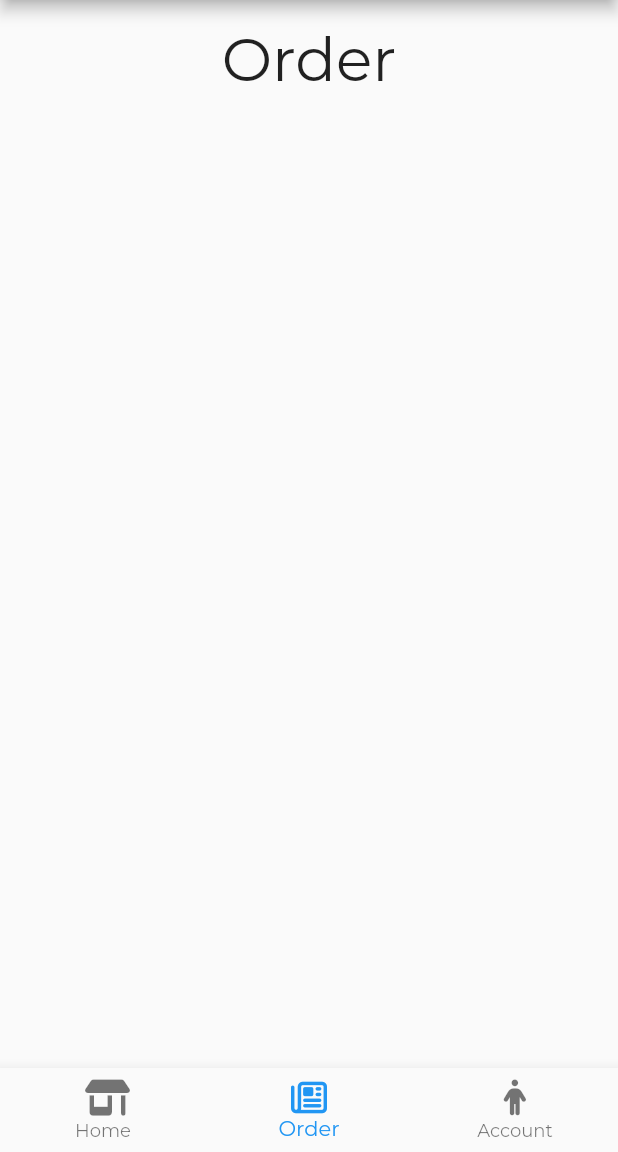
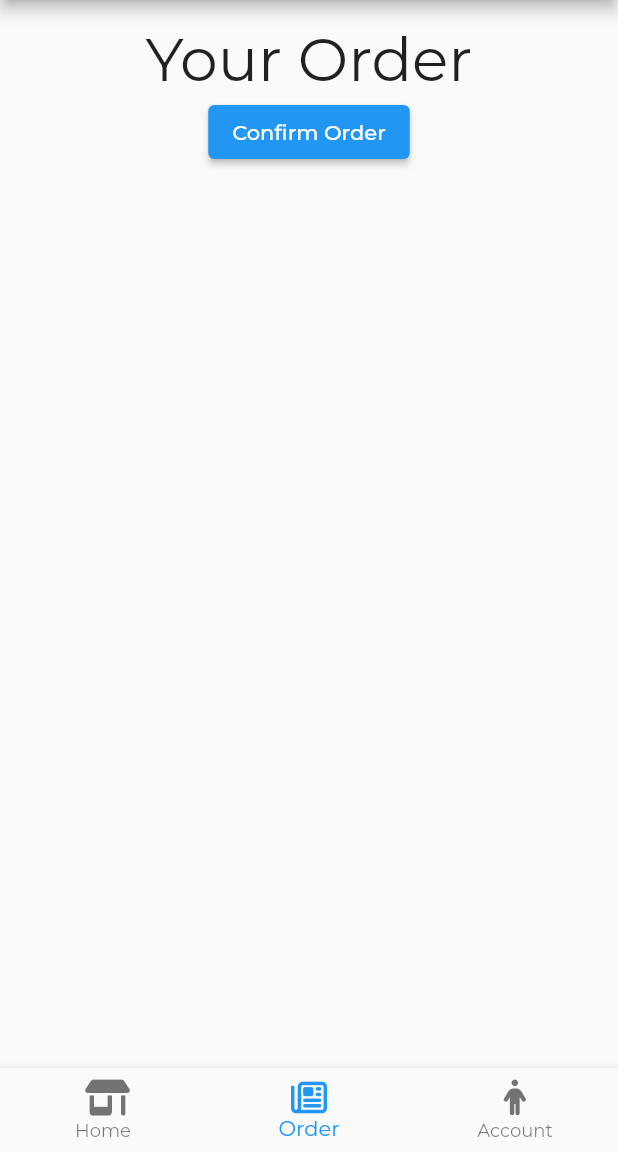
Before and after one commit to Assamapong/grocery_market, a Flutter app: the screen it shows after launch, item 2 of the bottom bar chosen, on a phone screen of 412 x 824 dp, the part 84-1236 px from its top. Run offline on Flutter 3.47's test engine with Material 2 defaults, Android fonts, the phone set to English and light mode, and no system bars; our stand-ins replace font_awesome_flutter, google_fonts.

```diff
--- a/lib/components/order_tab.dart
+++ b/lib/components/order_tab.dart
@@ -1,4 +1,5 @@
 import 'package:flutter/material.dart';
+import 'package:grocery_market/screens/success_screen.dart';
 import 'package:provider/provider.dart';
 
 import '../order.dart';
@@ -6,8 +7,7 @@ import '../order.dart';
 class OrderTab extends StatelessWidget {
   @override
   Widget build(BuildContext context) {
-    List<Widget> listOfOrder;
-
+    var listOfProduct = Provider.of<Order>(context).listOfProduct;
     return Center(
       child: Column(
         children: [
@@ -15,14 +15,27 @@ class OrderTab extends StatelessWidget {
             height: 15,
           ),
           Text(
-            'Order',
+            'Your Order',
             style: TextStyle(fontSize: 40),
           ),
-          Expanded(
+          Container(
+            height: 70.0 * listOfProduct.length,
             child: ListView(
-              children: Provider.of<Order>(context).listOfProduct,
+              children: listOfProduct,
             ),
-          )
+          ),
+          ElevatedButton(
+            style: ButtonStyle(),
+            onPressed: () {
+              Navigator.push(
+                context,
+                MaterialPageRoute(
+                  builder: (context) => SuccessScreen(),
+                ),
+              );
+            },
+            child: Text('Confirm Order'),
+          ),
         ],
       ),
     );
--- a/lib/components/reusable_card.dart
+++ b/lib/components/reusable_card.dart
@@ -4,15 +4,17 @@ class ReusableCard extends StatelessWidget {
   final Color backgroundColorCard;
   final Widget cardChild;
   final double? cardWidth;
+  final double cardHeight;
 
   const ReusableCard(
       {required this.backgroundColorCard,
       required this.cardChild,
-      this.cardWidth});
+      this.cardWidth,
+      this.cardHeight = 150});
   @override
   Widget build(BuildContext context) {
     return Container(
-      height: 150,
+      height: cardHeight,
       width: cardWidth,
       // margin: EdgeInsets.all(15),
       decoration: BoxDecoration(
```
Also changed, not shown: lib/screens/success_screen.dart (added, +55 -0 lines), images/success.png (added).
